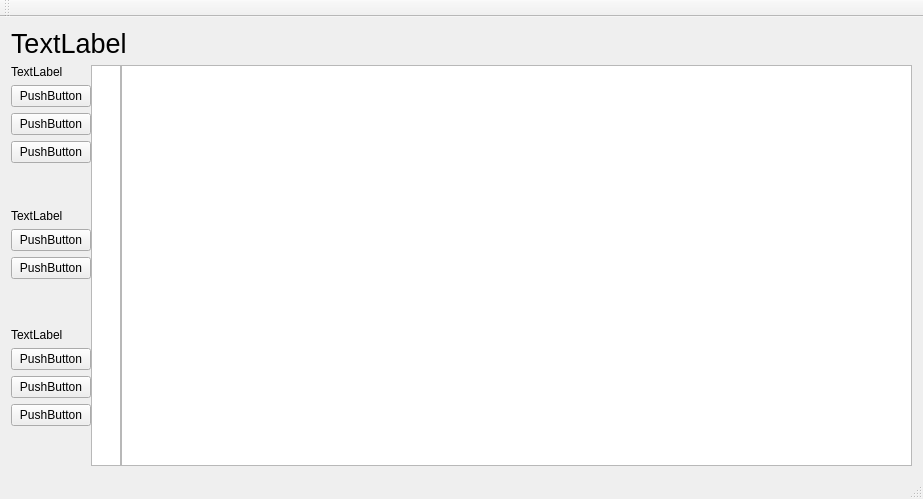
slima4/TreeView, file mainwindow.ui: the form before one commit.
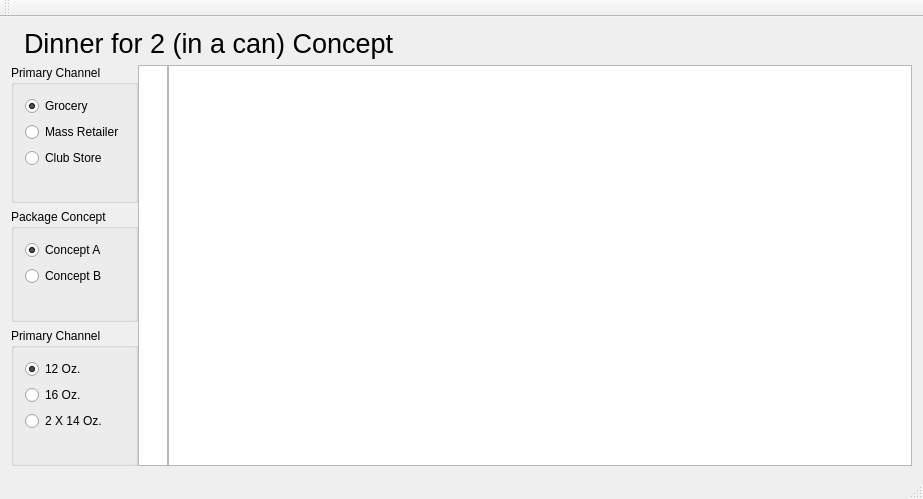
The form after the commit.

Diff of the .ui file:
```diff
--- a/mainwindow.ui
+++ b/mainwindow.ui
@@ -46,37 +46,37 @@
     <item row="1" column="0">
      <layout class="QVBoxLayout" name="verticalLayout">
       <item>
+       <widget class="QGroupBox" name="groupBox">
+        <property name="title">
+         <string>Primary Channel</string>
+        </property>
        <layout class="QVBoxLayout" name="verticalLayout_5">
         <item>
-         <widget class="QLabel" name="label">
+          <widget class="QRadioButton" name="rbGrocery">
           <property name="text">
-           <string>TextLabel</string>
-          </property>
-         </widget>
-        </item>
-        <item>
-         <widget class="QPushButton" name="pushButton_3">
-          <property name="text">
-           <string>PushButton</string>
+            <string>Grocery</string>
+           </property>
+           <property name="checked">
+            <bool>true</bool>
           </property>
          </widget>
         </item>
         <item>
-         <widget class="QPushButton" name="pushButton_4">
+          <widget class="QRadioButton" name="rbMassRetailer">
           <property name="text">
-           <string>PushButton</string>
+            <string>Mass Retailer</string>
           </property>
          </widget>
         </item>
         <item>
-         <widget class="QPushButton" name="pushButton_2">
+          <widget class="QRadioButton" name="rbClubStore">
           <property name="text">
-           <string>PushButton</string>
+            <string>Club Store</string>
           </property>
          </widget>
         </item>
         <item>
-         <spacer name="verticalSpacer">
+          <spacer name="verticalSpacer_3">
           <property name="orientation">
            <enum>Qt::Vertical</enum>
           </property>
@@ -89,27 +89,28 @@
          </spacer>
         </item>
        </layout>
+       </widget>
       </item>
       <item>
+       <widget class="QGroupBox" name="groupBox_2">
+        <property name="title">
+         <string>Package Concept</string>
+        </property>
        <layout class="QVBoxLayout" name="verticalLayout_3">
         <item>
-         <widget class="QLabel" name="label_2">
+          <widget class="QRadioButton" name="rbConceptA">
           <property name="text">
-           <string>TextLabel</string>
-          </property>
-         </widget>
-        </item>
-        <item>
-         <widget class="QPushButton" name="pushButton_6">
-          <property name="text">
-           <string>PushButton</string>
+            <string>Concept A</string>
+           </property>
+           <property name="checked">
+            <bool>true</bool>
           </property>
          </widget>
         </item>
         <item>
-         <widget class="QPushButton" name="pushButton_5">
+          <widget class="QRadioButton" name="rbConceptB">
           <property name="text">
-           <string>PushButton</string>
+            <string>Concept B</string>
           </property>
          </widget>
         </item>
@@ -127,39 +128,40 @@
          </spacer>
         </item>
        </layout>
+       </widget>
       </item>
       <item>
+       <widget class="QGroupBox" name="groupBox_3">
+        <property name="title">
+         <string>Primary Channel</string>
+        </property>
        <layout class="QVBoxLayout" name="verticalLayout_4">
         <item>
-         <widget class="QLabel" name="label_3">
+          <widget class="QRadioButton" name="rb12oz">
           <property name="text">
-           <string>TextLabel</string>
-          </property>
-         </widget>
-        </item>
-        <item>
-         <widget class="QPushButton" name="pushButton_8">
-          <property name="text">
-           <string>PushButton</string>
+            <string>12 Oz.</string>
+           </property>
+           <property name="checked">
+            <bool>true</bool>
           </property>
          </widget>
         </item>
         <item>
-         <widget class="QPushButton" name="pushButton_9">
+          <widget class="QRadioButton" name="rb16oz">
           <property name="text">
-           <string>PushButton</string>
+            <string>16 Oz.</string>
           </property>
          </widget>
         </item>
         <item>
-         <widget class="QPushButton" name="pushButton_7">
+          <widget class="QRadioButton" name="rb2x16oz">
           <property name="text">
-           <string>PushButton</string>
+            <string>2 X 14 Oz.</string>
           </property>
          </widget>
         </item>
         <item>
-         <spacer name="verticalSpacer_3">
+          <spacer name="verticalSpacer">
           <property name="orientation">
            <enum>Qt::Vertical</enum>
           </property>
@@ -172,11 +174,19 @@
          </spacer>
         </item>
        </layout>
+       </widget>
       </item>
      </layout>
     </item>
     <item row="0" column="0" colspan="3">
-     <layout class="QVBoxLayout" name="verticalLayout_2">
+     <layout class="QHBoxLayout" name="horizontalLayout" stretch="0,1">
+      <item>
+       <widget class="QLabel" name="label">
+        <property name="text">
+         <string/>
+        </property>
+       </widget>
+      </item>
       <item>
        <widget class="QLabel" name="label_4">
         <property name="font">
@@ -185,7 +195,7 @@
          </font>
         </property>
         <property name="text">
-         <string>TextLabel</string>
+         <string>Dinner for 2 (in a can) Concept</string>
         </property>
        </widget>
       </item>
```
Lines whose indentation alone changed are shown as unchanged.
